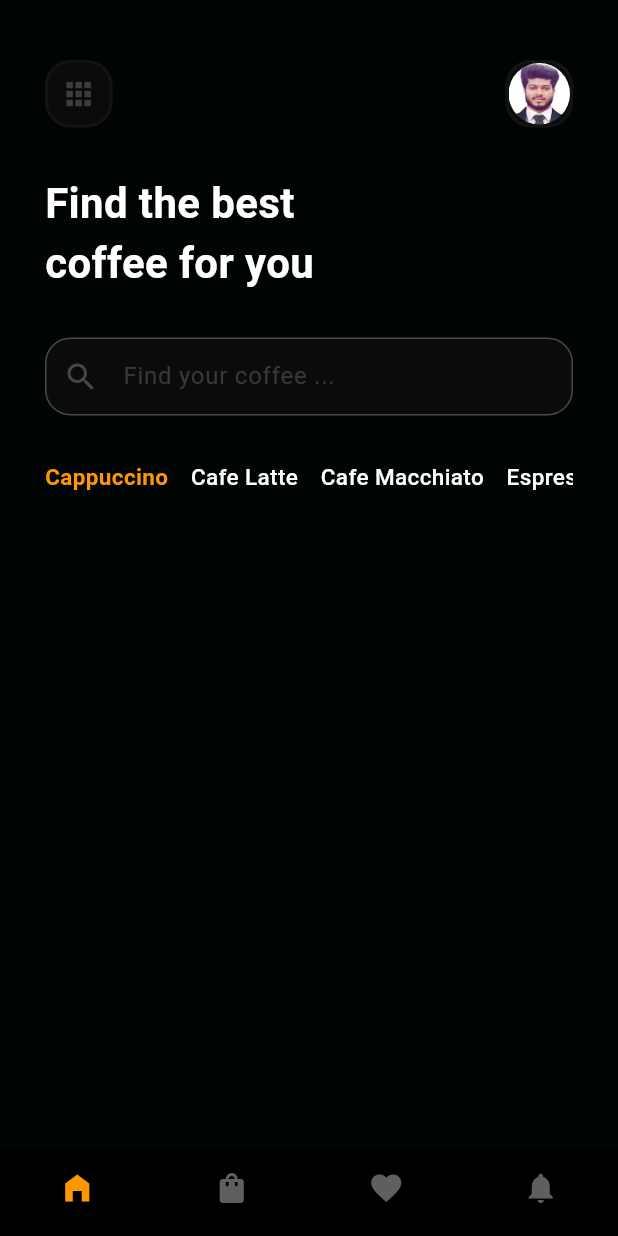
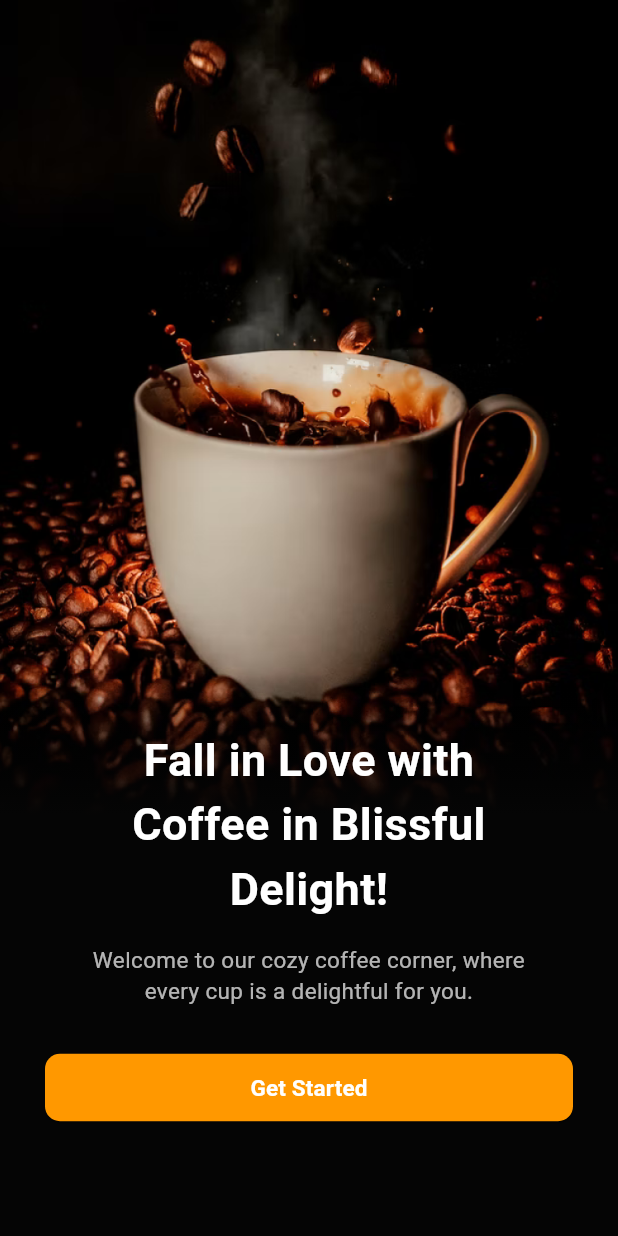
Before and after one commit to Jahid01234/Coffee_App, a Flutter app: the screen it shows after launch, on a phone screen of 412 x 824 dp. Run offline on Flutter 3.47's test engine with Material 3 defaults, Android fonts, the phone set to English and light mode, and no system bars.

Commit message:
- add onboarding screen

```diff
--- a/lib/app.dart
+++ b/lib/app.dart
@@ -1,4 +1,6 @@
 import 'package:coffee_app_ui/presentation/screens/main_botton_nav_screen.dart';
+import 'package:coffee_app_ui/presentation/screens/onboarding_screen.dart';
+import 'package:coffee_app_ui/presentation/screens/splash_screen.dart';
 import 'package:flutter/material.dart';
 
 class MyApp extends StatelessWidget {
@@ -12,7 +14,7 @@ class MyApp extends StatelessWidget {
       theme: ThemeData(
           scaffoldBackgroundColor: const Color(0xff000503),
       ),
-      home: const MainBottomNavScreen() ,
+      home: const SplashScreen() ,
     );
   }
 }
--- a/lib/presentation/screens/home_screen.dart
+++ b/lib/presentation/screens/home_screen.dart
@@ -53,7 +53,7 @@ class _HomeScreenState extends State<HomeScreen> {
             const SizedBox(height: 30),
 
             // 4th:- Coffee category types............
-            CoffeeCategoryTypes()
+            const CoffeeCategoryTypes()
           ],
         ),
       ),
--- /dev/null
+++ b/lib/presentation/screens/onboarding_screen.dart
@@ -0,0 +1,84 @@
+import 'package:coffee_app_ui/presentation/screens/main_botton_nav_screen.dart';
+import 'package:coffee_app_ui/presentation/widgets/custom_elevated_button.dart';
+import 'package:flutter/material.dart';
+
+class OnboardingScreen extends StatelessWidget {
+  const OnboardingScreen({super.key});
+  @override
+  Widget build(BuildContext context) {
+    return Scaffold(
+      body: Stack(
+       // clipBehavior: Clip.none,
+        fit: StackFit.expand,
+        children: [
+          Align(
+            alignment: Alignment.topCenter,
+              child: Image.asset("assets/images/onboarding_bg.png"),
+          ),
+
+          // Content Overlay
+          Positioned(
+            top:450,
+            left: 0,
+            right: 0,
+            bottom: 0,
+            child: Container(
+              decoration: const BoxDecoration(
+                gradient: LinearGradient(
+                  begin: Alignment.topCenter,
+                  end: Alignment.bottomCenter,
+                  colors: [
+                    Colors.transparent,
+                    Color(0xff050505),
+                    Color(0xff050505),
+                    Color(0xff050505),
+                    Color(0xff050505),
+                  ],
+                ),
+              ),
+              child: Padding(
+                padding: const EdgeInsets.symmetric(horizontal: 30),
+                child: Column(
+                  children: [
+                    // Title..........
+                    const SizedBox(height: 35),
+                    const Text(
+                      'Fall in Love with\nCoffee in Blissful\nDelight!',
+                      textAlign: TextAlign.center,
+                      style: TextStyle(
+                        fontWeight: FontWeight.w600,
+                        fontSize: 30,
+                        color: Colors.white,
+                      ),
+                    ),
+                    const SizedBox(height: 15),
+                    // Subtitle.........
+                    const Text(
+                      "Welcome to our cozy coffee corner, where\nevery cup is a delightful for you.",
+                      textAlign: TextAlign.center,
+                      style: TextStyle(
+                        color: Colors.white70,
+                        fontSize: 15,
+                      ),
+                    ),
+                    const SizedBox(height: 30),
+                    // Get Started Button...........
+                    CustomElevatedButton(
+                        onTap: (){
+                          Navigator.push(context, MaterialPageRoute(
+                              builder:(context)=> const MainBottomNavScreen(),
+                            ),
+                          );
+                        },
+                        title: "Get Started",
+                    ),
+                  ],
+                ),
+              ),
+            ),
+          ),
+        ],
+      ),
+    );
+  }
+}
--- a/lib/presentation/screens/splash_screen.dart
+++ b/lib/presentation/screens/splash_screen.dart
@@ -1,5 +1,6 @@
 import 'dart:async';
 import 'package:coffee_app_ui/presentation/screens/home_screen.dart';
+import 'package:coffee_app_ui/presentation/screens/onboarding_screen.dart';
 import 'package:flutter/material.dart';
 
 class SplashScreen extends StatefulWidget {
@@ -16,7 +17,10 @@ class _SplashScreenState extends State<SplashScreen> {
     super.initState();
     Timer(
         const Duration(seconds: 2), () {
-          Navigator.push(context, MaterialPageRoute(builder: (context)=>HomeScreen()));
+          Navigator.push(context, MaterialPageRoute(
+              builder: (context)=>const OnboardingScreen(),
+            ),
+          );
         }
     );
   }
--- a/lib/presentation/widgets/coffee_category_types.dart
+++ b/lib/presentation/widgets/coffee_category_types.dart
@@ -13,7 +13,7 @@ class _CoffeeCategoryTypesState extends State<CoffeeCategoryTypes> {
   final List<String> _coffeeTypes = [
     "Cappuccino",
     "Cafe Latte",
-    "Cafe Macchiato",
+    "Cafe Machination",
     "Espresso",
     "Flat White",
     "Latte",
@@ -27,7 +27,7 @@ class _CoffeeCategoryTypesState extends State<CoffeeCategoryTypes> {
   @override
   Widget build(BuildContext context) {
     return SizedBox(
-      height: 25,
+      height: 20,
       child: ListView.separated(
           shrinkWrap: true,
           primary: false,
@@ -50,8 +50,8 @@ class _CoffeeCategoryTypesState extends State<CoffeeCategoryTypes> {
                               ? Colors.orange
                               : Colors.white,
                     fontWeight: _selectedCoffeeIndex == index
-                                 ? FontWeight.bold
-                                 : FontWeight.w500,
+                                  ? FontWeight.bold
+                                  : FontWeight.w500,
                 ),
               ),
             );
--- /dev/null
+++ b/lib/presentation/widgets/custom_elevated_button.dart
@@ -0,0 +1,38 @@
+import 'package:flutter/material.dart';
+
+
+class CustomElevatedButton extends StatelessWidget {
+  final VoidCallback onTap;
+  final String title;
+  final Color? bgColor;
+
+  const CustomElevatedButton({
+    super.key,
+    this.bgColor,
+    required this.onTap,
+    required this.title,
+  });
+
+  @override
+  Widget build(BuildContext context) {
+    return ElevatedButton(
+      style: ElevatedButton.styleFrom(
+        padding: const EdgeInsets.all(12),
+        backgroundColor: bgColor ?? Colors.orange,
+        fixedSize: const Size.fromWidth(double.maxFinite),
+        shape: RoundedRectangleBorder(
+          borderRadius: BorderRadius.circular(10),
+        ),
+      ),
+      onPressed: onTap,
+      child:  Text(
+        title,
+        style: const TextStyle(
+          fontSize: 15,
+          color: Colors.white,
+          fontWeight: FontWeight.w600,
+        ),
+      ),
+    );
+  }
+}
```
Also changed, not shown: assets/images/onboarding_bg.png (added).
